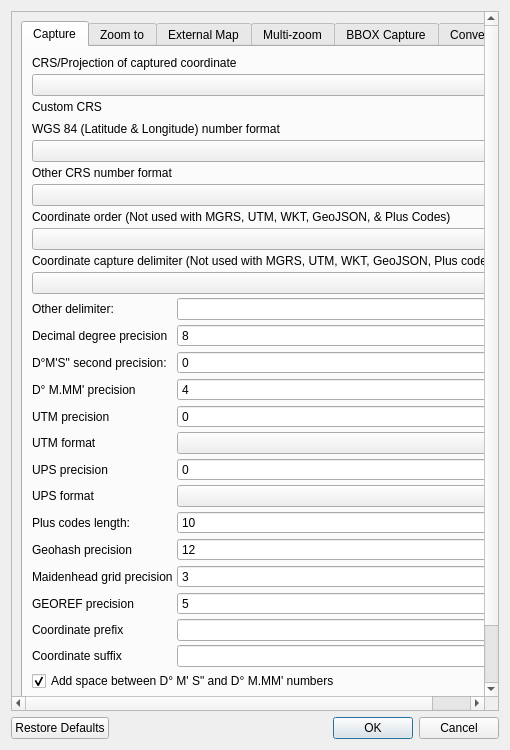
Old version of the form ui/latLonSettings.ui in the repository NationalSecurityAgency/qgis-latlontools-plugin.
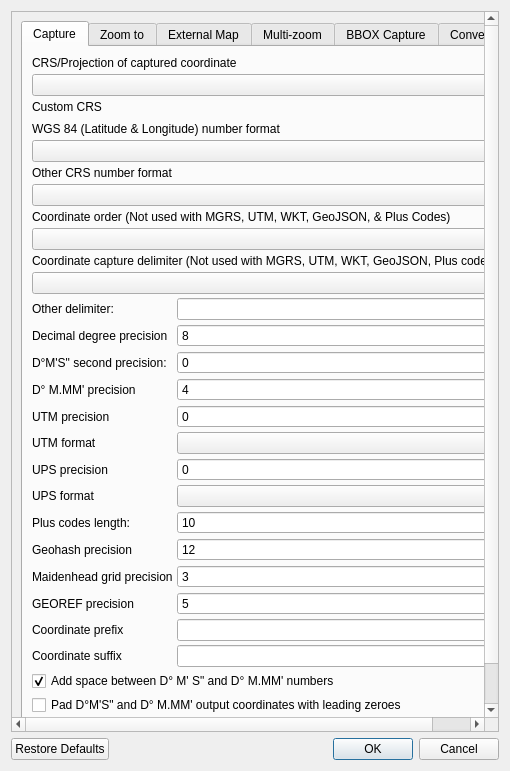
New version of the form. Custom widgets are drawn as their Qt base class.

```diff
--- a/ui/latLonSettings.ui
+++ b/ui/latLonSettings.ui
@@ -7,7 +7,7 @@
     <x>0</x>
     <y>0</y>
     <width>510</width>
-    <height>750</height>
+    <height>771</height>
    </rect>
   </property>
   <property name="windowTitle">
@@ -27,11 +27,14 @@
        <rect>
         <x>0</x>
         <y>0</y>
-        <width>473</width>
-        <height>712</height>
+        <width>490</width>
+        <height>722</height>
        </rect>
       </property>
       <layout class="QVBoxLayout" name="verticalLayout_11">
+       <property name="spacing">
+        <number>4</number>
+       </property>
        <item>
         <widget class="QTabWidget" name="tabWidget">
          <property name="currentIndex">
```
